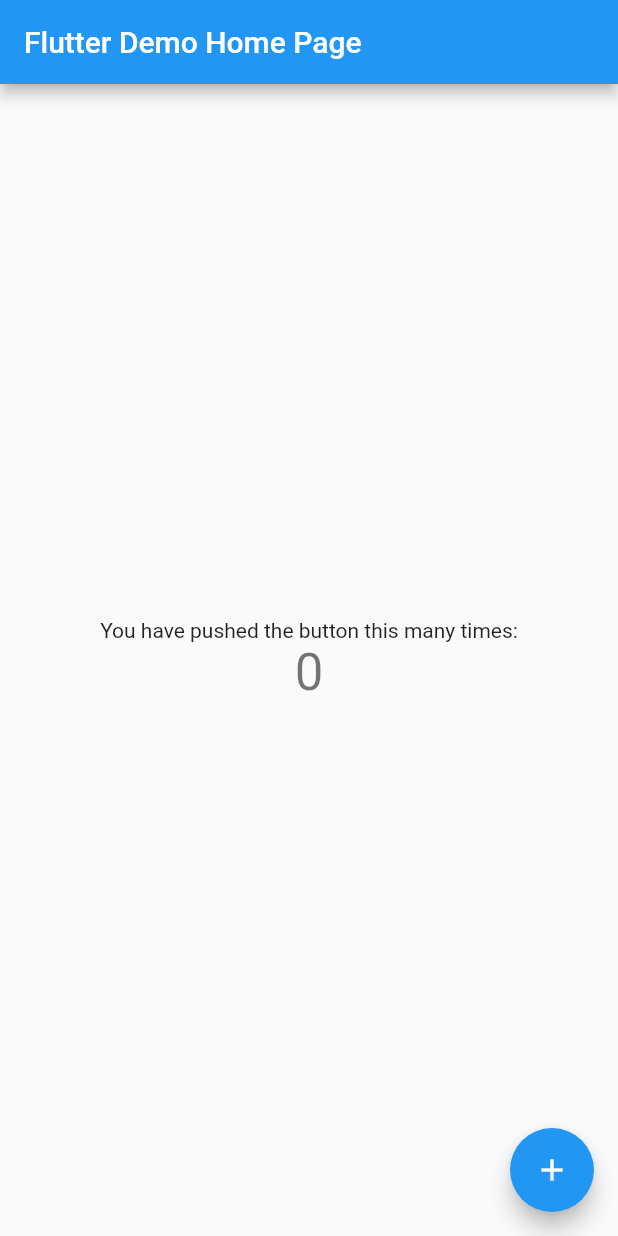
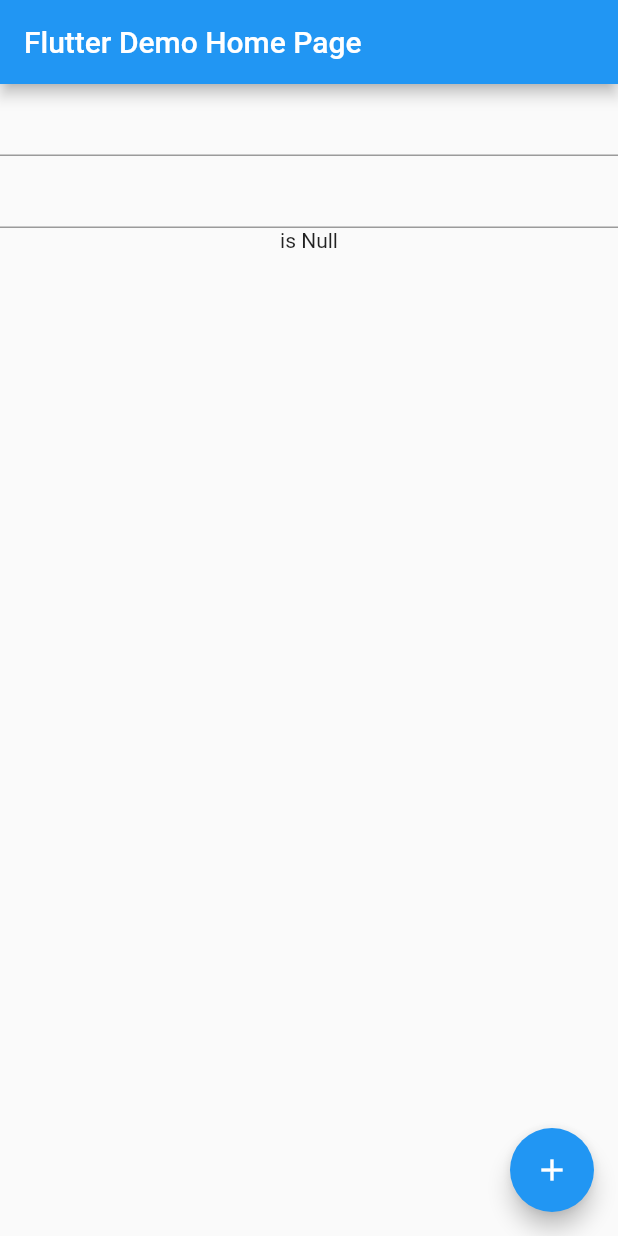
Before and after one commit to developerBBee/flutter_firebase_sample, a Flutter app: the screen it shows after launch, on a phone screen of 412 x 824 dp. Run offline on Flutter 3.47's test engine with Material 2 defaults, Android fonts, the phone set to English and light mode, and no system bars; our stand-ins replace cloud_firestore, firebase_auth, firebase_core, flutter_riverpod, freezed_annotation; accounts and stored records are empty; generated files the repository leaves out were written again.

```diff
--- a/lib/domain/firestore_user/firestore_user.dart
+++ b/lib/domain/firestore_user/firestore_user.dart
@@ -6,6 +6,9 @@ part 'firestore_user.g.dart';
 @freezed
 abstract class FirestoreUser with _$FirestoreUser {
   const factory FirestoreUser({
+    required dynamic createdAt,
+    required String email,
+    required dynamic updatedAt,
     required String userName,
     required String uid,
   }) = _FirestoreUser;
--- a/lib/main.dart
+++ b/lib/main.dart
@@ -43,23 +43,31 @@ class MyHomePage extends ConsumerWidget {
   @override
   Widget build(BuildContext context, WidgetRef ref) {
     final MainModel mainModel = ref.watch(mainProvider); // Providerを監視
+    final TextEditingController emailController =
+        TextEditingController(text: mainModel.email);
+    final TextEditingController passwordController =
+        TextEditingController(text: mainModel.password);
     return Scaffold(
       appBar: AppBar(
         title: Text(title),
       ),
-      body: Center(
-        child: Column(
-          mainAxisAlignment: MainAxisAlignment.center,
-          children: <Widget>[
-            const Text(
-              'You have pushed the button this many times:',
-            ),
-            Text(
-              '${mainModel.counter}',
-              style: Theme.of(context).textTheme.headlineMedium,
-            ),
-          ],
-        ),
+      body: Column(
+        children: [
+          TextFormField(
+            keyboardType: TextInputType.emailAddress,
+            onChanged: (text) => mainModel.email = text,
+            controller: emailController,
+          ),
+          TextFormField(
+            keyboardType: TextInputType.visiblePassword,
+            onChanged: (text) => mainModel.password = text,
+            controller: passwordController,
+          ),
+          Center(
+              child: mainModel.currentUser == null
+                  ? Text("is Null")
+                  : Text("is Not Null")),
+        ],
       ),
       floatingActionButton: FloatingActionButton(
         onPressed: () async => await mainModel.createUser(context: context),
```
Also changed, not shown: lib/main_model.dart (+32 -8 lines), lib/domain/firestore_user/firestore_user.freezed.dart, lib/domain/firestore_user/firestore_user.g.dart.
